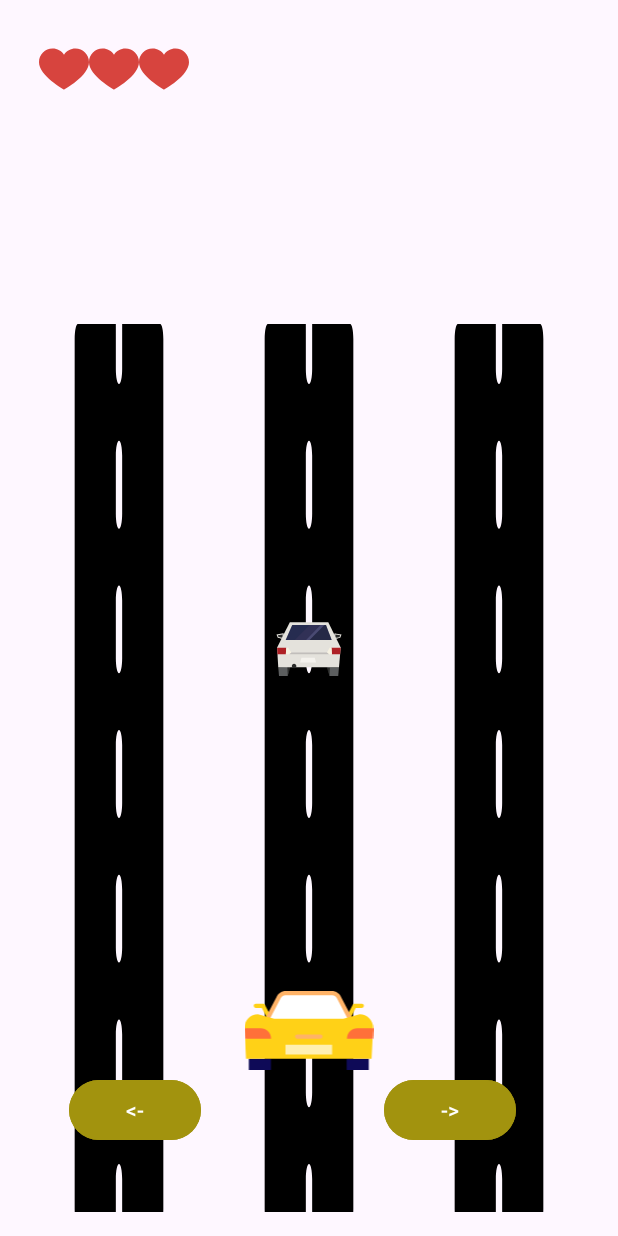
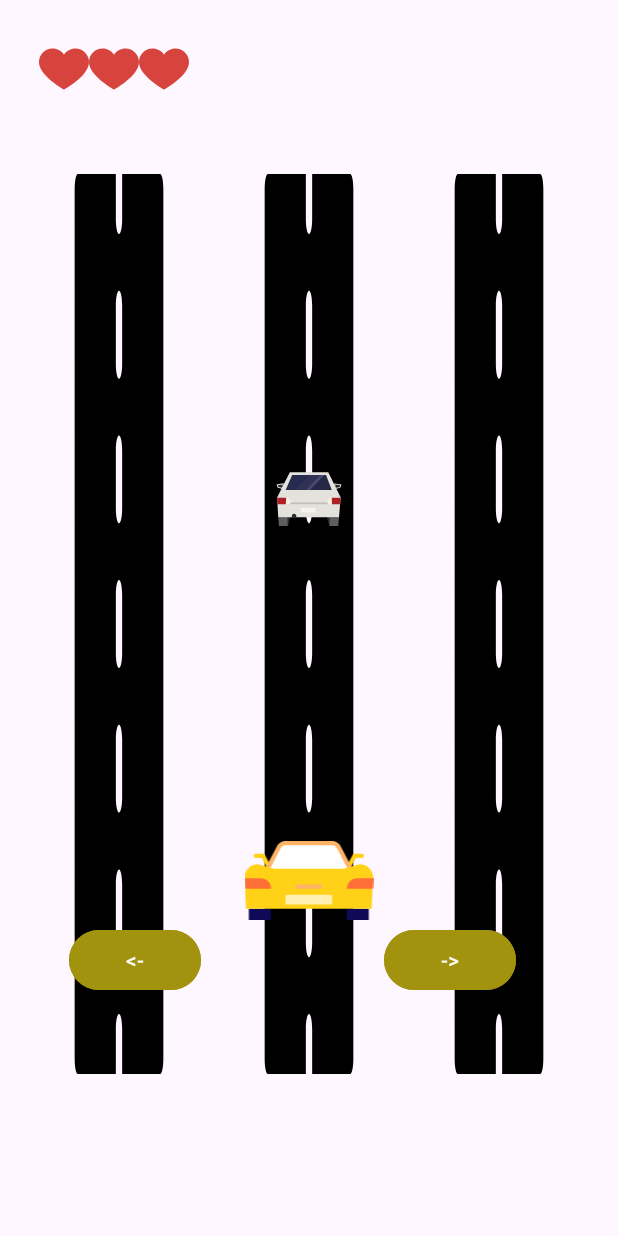
Before and after one commit to Ranavishay/Cellular-Applications-Afeka, an Android app: the screen it shows after launch (MainActivity), after a tap on "->", on a phone screen of 412 x 824 dp. Run offline under Robolectric (Android 15) with nearby library versions, the phone set to English and light mode, and no system bars; 1 other tap on this screen came first.

Commit message:
Changes view settings

```diff
--- a/app/src/main/AndroidManifest.xml
+++ b/app/src/main/AndroidManifest.xml
@@ -2,6 +2,7 @@
 <manifest xmlns:android="http://schemas.android.com/apk/res/android"
     xmlns:tools="http://schemas.android.com/tools">
 
+    <uses-permission android:name="android.permission.VIBRATE" />
     <application
         android:allowBackup="true"
         android:dataExtractionRules="@xml/data_extraction_rules"
--- a/app/src/main/java/com/example/cargame1/MainActivity.java
+++ b/app/src/main/java/com/example/cargame1/MainActivity.java
@@ -2,11 +2,16 @@ package com.example.cargame1;
 
 import androidx.appcompat.app.AppCompatActivity;
 
+import android.content.Context;
+import android.os.Build;
 import android.os.Bundle;
 import android.os.Handler;
+import android.os.VibrationEffect;
+import android.os.Vibrator;
 import android.view.View;
 import android.widget.Button;
 import android.widget.ImageView;
+import android.widget.Toast;
 
 import com.google.android.material.imageview.ShapeableImageView;
 
@@ -59,23 +64,7 @@ public class MainActivity extends AppCompatActivity {
                     matrixImages[i][j].setImageResource(0);
                     if (j!=matrixCarObstacle[i].length -1){
                         if (matrixImages[i][j+1].getDrawable()==matrixImages[carIndex][5].getDrawable()) {
-                            carCrash++;
-                            if (carCrash==1) {
-                                main_IMG_heart3.setVisibility(View.INVISIBLE);
-                            }else {
-                                if (carCrash == 2) {
-                                    main_IMG_heart2.setVisibility(View.INVISIBLE);
-                                }else {
-                                    if (carCrash == 3) {
-                                        main_IMG_heart1.setVisibility(View.INVISIBLE);
-                                        TimeUnit.SECONDS.sleep(1);
-                                        carCrash = 0;
-                                        main_IMG_heart1.setVisibility(View.VISIBLE);
-                                        main_IMG_heart2.setVisibility(View.VISIBLE);
-                                        main_IMG_heart3.setVisibility(View.VISIBLE);
-                                    }
-                                }
-                            }
+                            crash();
                         }else{
                             matrixImages[i][j + 1].setImageResource(R.drawable.car_obstacle);
                         }
@@ -91,6 +80,39 @@ public class MainActivity extends AppCompatActivity {
         }
     }
 
+    private void crash() {
+        vibrate();
+        toast("Get Crash!!");
+        carCrash++;
+        if (carCrash==1) {
+            main_IMG_heart3.setVisibility(View.INVISIBLE);
+        }else {
+            if (carCrash == 2) {
+                main_IMG_heart2.setVisibility(View.INVISIBLE);
+            }else {
+                if (carCrash == 3) {
+                    main_IMG_heart1.setVisibility(View.INVISIBLE);
+                    //TimeUnit.SECONDS.sleep(1);
+                    carCrash = 0;
+                    main_IMG_heart1.setVisibility(View.VISIBLE);
+                    main_IMG_heart2.setVisibility(View.VISIBLE);
+                    main_IMG_heart3.setVisibility(View.VISIBLE);
+                }
+            }
+        }
+    }
+
+    private void toast(String message) {
+        Toast.makeText(this, message, Toast.LENGTH_SHORT).show();
+    }
+
+    private void vibrate() {
+        Vibrator v = (Vibrator) getSystemService(Context.VIBRATOR_SERVICE);
+        if (Build.VERSION.SDK_INT >= Build.VERSION_CODES.O) {
+            v.vibrate(VibrationEffect.createOneShot(500, VibrationEffect.DEFAULT_AMPLITUDE));
+        }
+    }
+
 
     @Override
     protected void onCreate(Bundle savedInstanceState) {
@@ -100,6 +122,7 @@ public class MainActivity extends AppCompatActivity {
         getMatrixFromViews();
 
         findViews();
+
 
         leftButton.setOnClickListener(view -> moveLeft());
         rightButton.setOnClickListener(view -> moveRight());
@@ -119,6 +142,9 @@ public class MainActivity extends AppCompatActivity {
         if (carIndex != 2){
             carIndex++;
             matrixImages[carIndex-1][5].setImageResource(0);
+            if (matrixImages[carIndex][5].getDrawable()!=null) {
+                crash();
+            }
             matrixImages[carIndex][5].setImageResource(R.drawable.car);
         }
     }
@@ -127,6 +153,9 @@ public class MainActivity extends AppCompatActivity {
         if (carIndex != 0){
             carIndex--;
             matrixImages[carIndex+1][5].setImageResource(0);
+            if (matrixImages[carIndex][5].getDrawable()!=null) {
+                crash();
+            }
             matrixImages[carIndex][5].setImageResource(R.drawable.car);
         }
     }
--- a/app/src/main/res/layout/activity_main.xml
+++ b/app/src/main/res/layout/activity_main.xml
@@ -6,8 +6,7 @@
         android:layout_height="match_parent"
         android:orientation="vertical"
         android:padding="16dp"
-        tools:context=".MainActivity"
-        tools:ignore="ExtraText">
+        tools:context=".MainActivity">
         <androidx.appcompat.widget.LinearLayoutCompat
             android:layout_width="100dp"
             android:layout_height="60dp"
@@ -41,49 +40,55 @@
         </androidx.appcompat.widget.LinearLayoutCompat>
 
     <androidx.appcompat.widget.LinearLayoutCompat
-            android:layout_width="match_parent"
+        android:layout_width="wrap_content"
         android:layout_height="wrap_content"
-            android:orientation="horizontal"
-            android:layout_marginTop="200dp">
+        android:layout_marginTop="100dp"
+        android:orientation="horizontal">
 
         <androidx.appcompat.widget.LinearLayoutCompat
             android:id="@+id/row1"
             android:layout_width="150dp"
             android:layout_height="600dp"
             android:layout_weight="1"
-                android:orientation="vertical"
-                android:background="@drawable/road">
+            android:background="@drawable/road"
+            android:orientation="vertical">
 
             <ImageView
                 android:id="@+id/index1_1"
                 android:layout_width="match_parent"
                 android:layout_height="0dp"
                 android:layout_weight="1" />
+
             <ImageView
                 android:id="@+id/index1_2"
                 android:layout_width="match_parent"
                 android:layout_height="0dp"
                 android:layout_weight="1" />
+
             <ImageView
                 android:id="@+id/index1_3"
                 android:layout_width="match_parent"
                 android:layout_height="0dp"
                 android:layout_weight="1" />
+
             <ImageView
                 android:id="@+id/index1_4"
                 android:layout_width="match_parent"
                 android:layout_height="0dp"
                 android:layout_weight="1" />
+
             <ImageView
                 android:id="@+id/index1_5"
                 android:layout_width="match_parent"
                 android:layout_height="0dp"
                 android:layout_weight="1" />
+
             <ImageView
                 android:id="@+id/index1_6"
                 android:layout_width="match_parent"
                 android:layout_height="0dp"
                 android:layout_weight="1" />
+
             <ImageView
                 android:id="@+id/index1_7"
                 android:layout_width="match_parent"
@@ -97,41 +102,47 @@
             android:layout_width="150dp"
             android:layout_height="600dp"
             android:layout_weight="1"
-                android:orientation="vertical"
-                android:background="@drawable/road">
+            android:background="@drawable/road"
+            android:orientation="vertical">
 
             <ImageView
                 android:id="@+id/index2_1"
                 android:layout_width="match_parent"
                 android:layout_height="0dp"
                 android:layout_weight="1"
-                    app:srcCompat="@drawable/car_obstacle"/>
+                app:srcCompat="@drawable/car_obstacle" />
+
             <ImageView
                 android:id="@+id/index2_2"
                 android:layout_width="match_parent"
                 android:layout_height="0dp"
                 android:layout_weight="1" />
+
             <ImageView
                 android:id="@+id/index2_3"
                 android:layout_width="match_parent"
                 android:layout_height="0dp"
                 android:layout_weight="1" />
+
             <ImageView
                 android:id="@+id/index2_4"
                 android:layout_width="match_parent"
                 android:layout_height="0dp"
                 android:layout_weight="1" />
+
             <ImageView
                 android:id="@+id/index2_5"
                 android:layout_width="match_parent"
                 android:layout_height="0dp"
                 android:layout_weight="1" />
+
             <ImageView
                 android:id="@+id/index2_6"
                 android:layout_width="match_parent"
                 android:layout_height="0dp"
                 android:layout_weight="1"
                 app:srcCompat="@drawable/car" />
+
             <ImageView
                 android:id="@+id/index2_7"
                 android:layout_width="match_parent"
@@ -146,37 +157,50 @@
             android:layout_width="150dp"
             android:layout_height="600dp"
             android:layout_weight="1"
-                android:orientation="vertical"
-                android:background="@drawable/road">
+            android:background="@drawable/road"
+            android:orientation="vertical">
 
             <ImageView
                 android:id="@+id/index3_1"
                 android:layout_width="match_parent"
-                    android:layout_height="0dp"                    android:layout_weight="1" />
+                android:layout_height="0dp"
+                android:layout_weight="1" />
+
             <ImageView
                 android:id="@+id/index3_2"
                 android:layout_width="match_parent"
-                    android:layout_height="0dp"                    android:layout_weight="1" />
+                android:layout_height="0dp"
+                android:layout_weight="1" />
+
             <ImageView
                 android:id="@+id/index3_3"
                 android:layout_width="match_parent"
-                    android:layout_height="0dp"                    android:layout_weight="1" />
+                android:layout_height="0dp"
+                android:layout_weight="1" />
+
             <ImageView
                 android:id="@+id/index3_4"
                 android:layout_width="match_parent"
-                    android:layout_height="0dp"                    android:layout_weight="1" />
+                android:layout_height="0dp"
+                android:layout_weight="1" />
+
             <ImageView
                 android:id="@+id/index3_5"
                 android:layout_width="match_parent"
-                    android:layout_height="0dp"                    android:layout_weight="1" />
+                android:layout_height="0dp"
+                android:layout_weight="1" />
+
             <ImageView
                 android:id="@+id/index3_6"
                 android:layout_width="match_parent"
-                    android:layout_height="0dp"                    android:layout_weight="1" />
+                android:layout_height="0dp"
+                android:layout_weight="1" />
+
             <ImageView
                 android:id="@+id/index3_7"
                 android:layout_width="match_parent"
-                    android:layout_height="0dp"                    android:layout_weight="1" />
+                android:layout_height="0dp"
+                android:layout_weight="1" />
 
 
         </androidx.appcompat.widget.LinearLayoutCompat>
@@ -187,7 +211,7 @@
         android:layout_width="wrap_content"
         android:layout_height="wrap_content"
         android:layout_marginStart="30dp"
-        android:layout_marginTop="700dp"
+        android:layout_marginTop="600dp"
         android:orientation="horizontal"
         tools:ignore="UselessParent">
 
```
Lines whose indentation alone changed are shown as unchanged.
